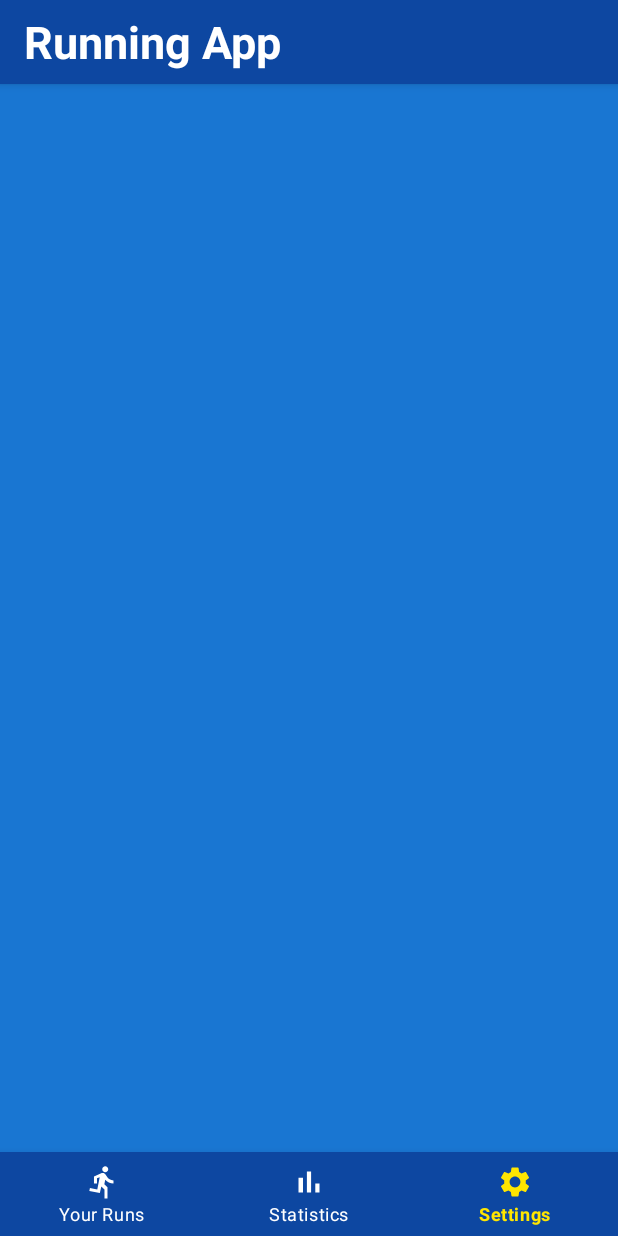
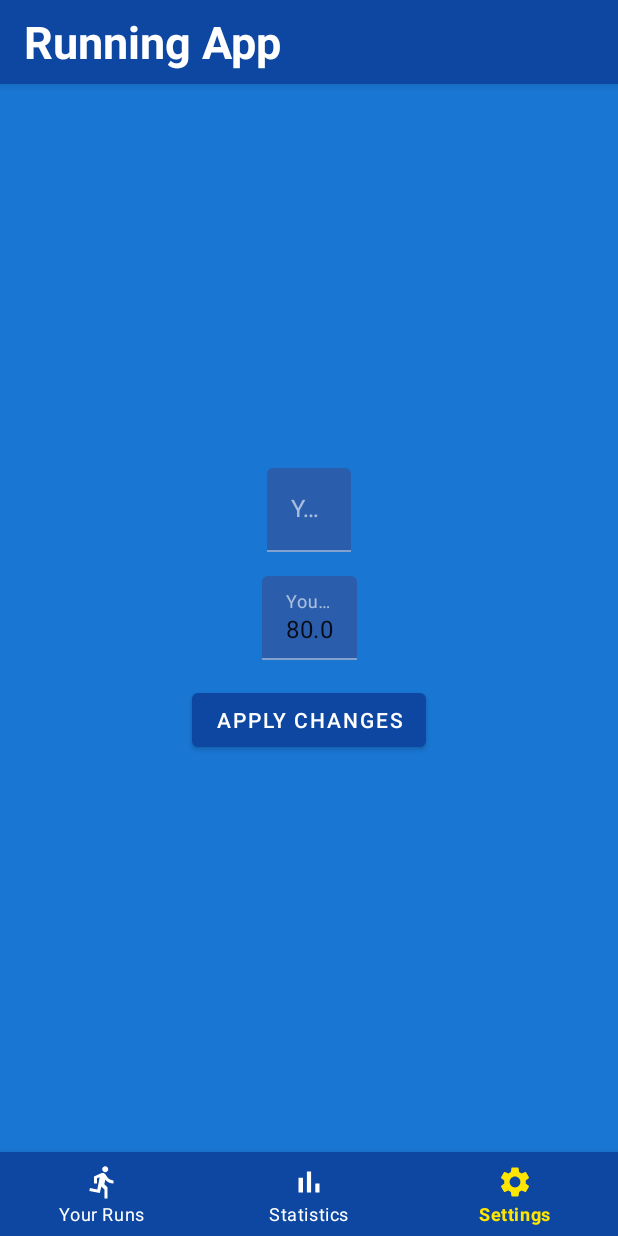
Before and after one commit to mishraaditya595/Unlock-Tracker, an Android app: the SettingsFragment screen opened through its navigation route, on a phone screen of 412 x 824 dp. Run offline under Robolectric (Android 15) with nearby library versions, the phone set to English and light mode, and no system bars; our stand-ins replace Dagger/Hilt's generated code, navigation-ui.

Commit message:
SettingsFragment.kt done

```diff
--- a/app/src/main/java/com/vob/unlocktracker/ui/MainActivity.kt
+++ b/app/src/main/java/com/vob/unlocktracker/ui/MainActivity.kt
@@ -20,6 +20,7 @@ class MainActivity : AppCompatActivity() {
     lateinit var navHostFragment: NavHostFragment
     @set:Inject
     var name = ""
+
 
     override fun onCreate(savedInstanceState: Bundle?) {
         super.onCreate(savedInstanceState)
--- a/app/src/main/java/com/vob/unlocktracker/ui/fragments/SettingsFragment.kt
+++ b/app/src/main/java/com/vob/unlocktracker/ui/fragments/SettingsFragment.kt
@@ -1,7 +1,66 @@
 package com.vob.unlocktracker.ui.fragments
 
+import android.content.SharedPreferences
+import android.os.Bundle
+import android.view.View
 import androidx.fragment.app.Fragment
+import com.google.android.material.snackbar.Snackbar
 import com.vob.unlocktracker.R
+import com.vob.unlocktracker.databinding.FragmentSettingsBinding
+import com.vob.unlocktracker.util.Constants.KEY_NAME
+import com.vob.unlocktracker.util.Constants.KEY_WEIGHT
+import dagger.hilt.android.AndroidEntryPoint
+import javax.inject.Inject
 
+@AndroidEntryPoint
 class SettingsFragment : Fragment(R.layout.fragment_settings) {
+
+    lateinit var binding: FragmentSettingsBinding
+    @Inject
+    lateinit var sharedPreferences: SharedPreferences
+
+    override fun onViewCreated(view: View, savedInstanceState: Bundle?) {
+        super.onViewCreated(view, savedInstanceState)
+        binding = FragmentSettingsBinding.bind(view)
+
+        loadFieldsFromSharedPref()
+
+        binding.btnApplyChanges.setOnClickListener {
+            val success = applyChangesToSharedPref()
+            if (success)
+                Snackbar.make(
+                    view,
+                    "Changes saved successfully",
+                    Snackbar.LENGTH_SHORT
+                ).show()
+            else
+                Snackbar.make(
+                    view,
+                    "All fields needs to be filled up",
+                    Snackbar.LENGTH_SHORT
+                ).show()
+        }
+    }
+
+    private fun applyChangesToSharedPref(): Boolean {
+        val nameText = binding.etName.text.toString()
+        val weightText = binding.etWeight.text.toString()
+
+        if (nameText.isEmpty() || weightText.isEmpty())
+            return false
+
+        sharedPreferences.edit()
+            .putString(KEY_NAME, nameText)
+            .putFloat(KEY_WEIGHT, weightText.toFloat())
+            .apply()
+
+        return true
+    }
+
+    private fun loadFieldsFromSharedPref() {
+        val name = sharedPreferences.getString(KEY_NAME, "")
+        val weight = sharedPreferences.getFloat(KEY_WEIGHT, 80f)
+        binding.etName.setText(name)
+        binding.etWeight.setText(weight.toString())
+    }
 }
--- a/app/src/main/java/com/vob/unlocktracker/ui/fragments/SetupFragment.kt
+++ b/app/src/main/java/com/vob/unlocktracker/ui/fragments/SetupFragment.kt
@@ -62,7 +62,7 @@ class SetupFragment : Fragment(R.layout.fragment_setup) {
         val name = binding.etName.text.toString()
         val weight = binding.etWeight.text.toString()
 
-        if (name.isNullOrEmpty() || weight.isNullOrEmpty())
+        if (name.isEmpty() || weight.isEmpty())
             return false
 
         sharedPreferences.edit()
--- a/app/src/main/res/layout/fragment_settings.xml
+++ b/app/src/main/res/layout/fragment_settings.xml
@@ -1,6 +1,65 @@
 <?xml version="1.0" encoding="utf-8"?>
-<androidx.constraintlayout.widget.ConstraintLayout
-    xmlns:android="http://schemas.android.com/apk/res/android" android:layout_width="match_parent"
-    android:layout_height="match_parent">
+<androidx.constraintlayout.widget.ConstraintLayout xmlns:android="http://schemas.android.com/apk/res/android"
+    xmlns:app="http://schemas.android.com/apk/res-auto"
+    xmlns:tools="http://schemas.android.com/tools"
+    android:layout_width="match_parent"
+    android:layout_height="match_parent"
+    android:padding="16dp">
+
+    <com.google.android.material.textfield.TextInputLayout
+        android:id="@+id/tilName"
+        android:layout_width="wrap_content"
+        android:layout_height="wrap_content"
+        android:layout_marginBottom="16dp"
+        app:layout_constraintBottom_toTopOf="@+id/tilWeight"
+        app:layout_constraintEnd_toEndOf="parent"
+        app:layout_constraintStart_toStartOf="parent">
+
+        <com.google.android.material.textfield.TextInputEditText
+            android:id="@+id/etName"
+            android:layout_width="match_parent"
+            android:layout_height="wrap_content"
+            android:ems="10"
+            android:hint="Your Name"
+            android:inputType="textPersonName" />
+
+    </com.google.android.material.textfield.TextInputLayout>
+
+    <com.google.android.material.textfield.TextInputLayout
+        android:id="@+id/tilWeight"
+        android:layout_width="wrap_content"
+        android:layout_height="wrap_content"
+        app:layout_constraintBottom_toTopOf="@+id/guideline3"
+        app:layout_constraintEnd_toEndOf="parent"
+        app:layout_constraintHorizontal_bias="0.5"
+        app:layout_constraintStart_toStartOf="parent"
+        app:layout_constraintTop_toTopOf="@+id/guideline3">
+
+        <com.google.android.material.textfield.TextInputEditText
+            android:id="@+id/etWeight"
+            android:layout_width="match_parent"
+            android:layout_height="wrap_content"
+            android:ems="10"
+            android:hint="Your Weight"
+            android:inputType="numberDecimal" />
+
+    </com.google.android.material.textfield.TextInputLayout>
+
+    <Button
+        android:id="@+id/btnApplyChanges"
+        android:layout_width="wrap_content"
+        android:layout_height="wrap_content"
+        android:layout_marginTop="16dp"
+        android:text="Apply Changes"
+        app:layout_constraintEnd_toEndOf="parent"
+        app:layout_constraintStart_toStartOf="parent"
+        app:layout_constraintTop_toBottomOf="@+id/tilWeight" />
+
+    <androidx.constraintlayout.widget.Guideline
+        android:id="@+id/guideline3"
+        android:layout_width="wrap_content"
+        android:layout_height="wrap_content"
+        android:orientation="horizontal"
+        app:layout_constraintGuide_percent="0.5" />
 
 </androidx.constraintlayout.widget.ConstraintLayout>
```
